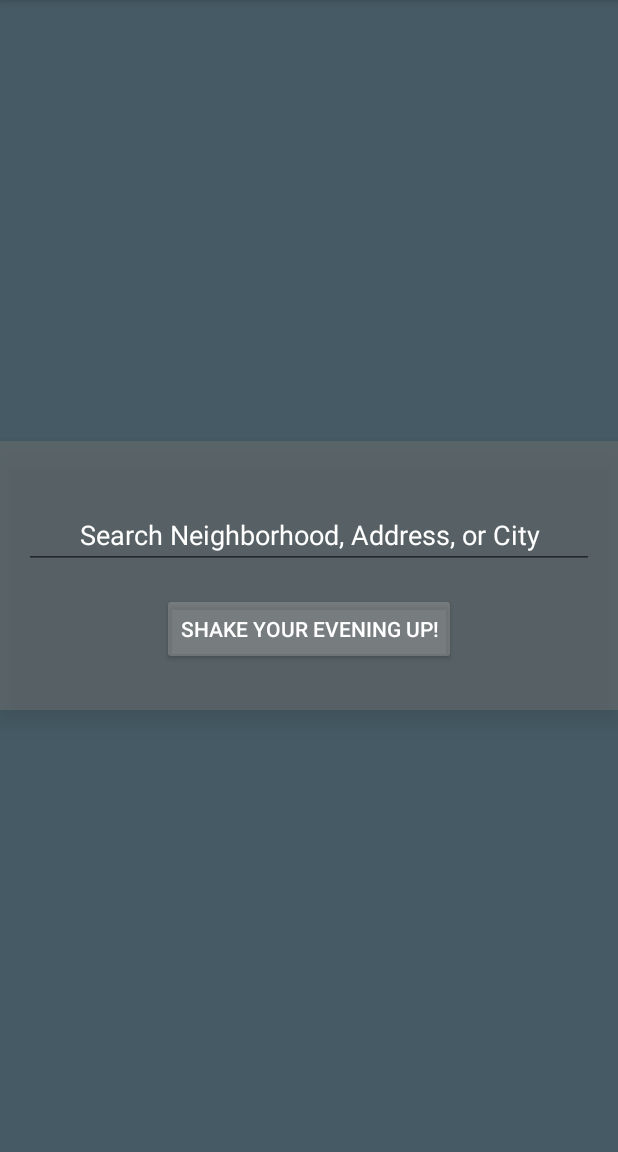
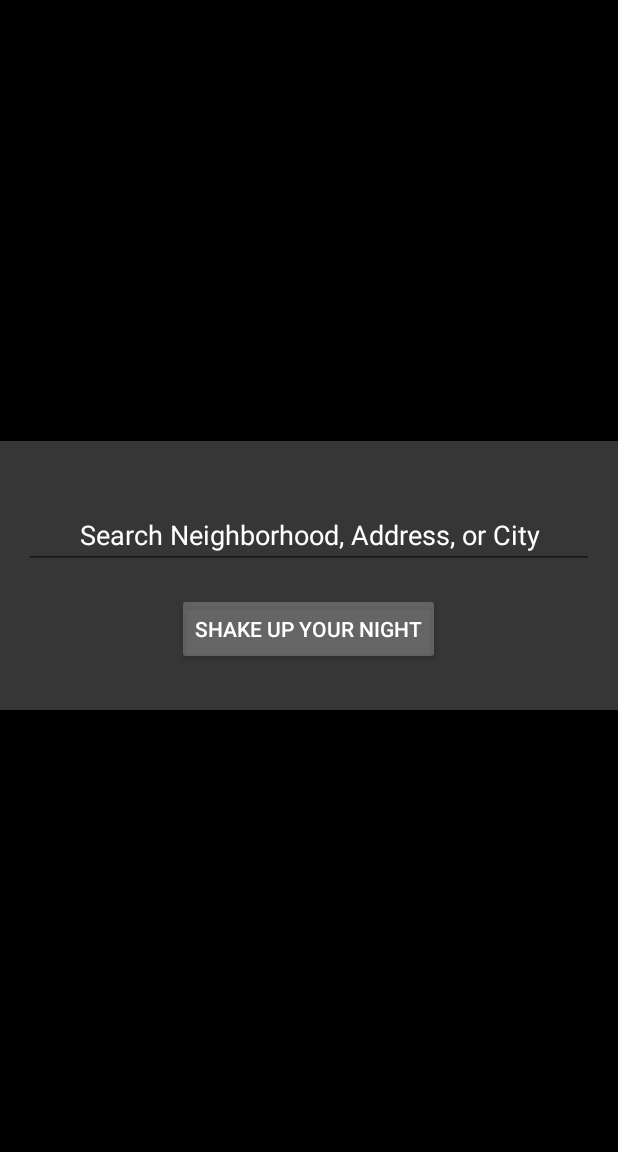
Before and after one commit to kcmdouglas/ShakeItUp, an Android app: the screen it shows after launch (MainActivity), on a phone screen of 412 x 824 dp, the part 84-1236 px from its top. Run offline under Robolectric (Android 15) with nearby library versions, the phone set to English and light mode, and no system bars; our stand-ins replace ButterKnife, Picasso; libraries missing offline, so code that uses them is left out: se.akerfeldt.okhttp; plain views replace PercentRelativeLayout; pictures from the network do not load.

Commit message:
Fix updating photos and color on main activity.

```diff
--- a/app/src/main/java/com/epicodus/shakeitup/services/UnsplashService.java
+++ b/app/src/main/java/com/epicodus/shakeitup/services/UnsplashService.java
@@ -26,6 +26,7 @@ public class UnsplashService {
     private static final String TAG = UnsplashService.class.getSimpleName();
     private Context mContext;
     public static String imageUrl;
+    private String color;
 
     public UnsplashService(Context context) {
         this.mContext = context;
@@ -58,6 +59,7 @@ public class UnsplashService {
                 JSONObject bodyObject = new JSONObject(jsonData);
                 JSONObject urlsObject = bodyObject.getJSONObject("urls");
                 String regularImgUrl = urlsObject.getString("regular");
+                color = bodyObject.getString("color");
                 imageUrl = regularImgUrl;
                 Log.d("unsplashlog", response.toString());
             }
@@ -71,4 +73,8 @@ public class UnsplashService {
     public String getImageUrl() {
         return imageUrl;
     }
+
+    public String getColor() {
+        return color;
+    }
 }
--- a/app/src/main/res/layout/activity_main.xml
+++ b/app/src/main/res/layout/activity_main.xml
@@ -6,7 +6,7 @@
     android:layout_height="match_parent"
     android:focusable="false"
     android:focusableInTouchMode="true"
-    android:background="@color/colorPrimaryDark"
+    android:background="@color/foreground_material_light"
     tools:context="com.epicodus.shakeitup.MainActivity">
 
     <ImageView
@@ -31,6 +31,7 @@
         android:layout_height="wrap_content"
         android:layout_centerHorizontal="true"
         android:layout_centerVertical="true"
+        android:id="@+id/jumbotron"
         android:paddingTop="40dp"
         android:paddingBottom="30dp"
         android:background="@color/colorSecondaryText"
@@ -54,7 +55,7 @@
         <Button
             android:layout_width="wrap_content"
             android:layout_height="wrap_content"
-            android:text="Shake your evening up!"
+            android:text="Shake up your night"
             android:id="@+id/shakeButton"
             android:layout_below="@+id/locationTextView"
             android:backgroundTint="@color/colorAccent"
```
Also changed, not shown: app/src/main/java/com/epicodus/shakeitup/MainActivity.java (+14 -9 lines).
